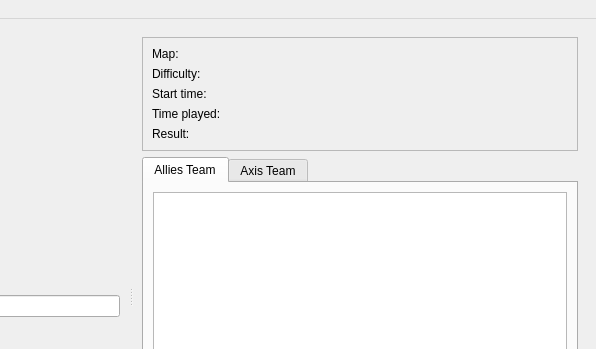
The window that mainwindow.ui (Sgambe33/WT-Plotter) describes before a commit, drawn with Qt 5; both pictures show x 304 to 900 and y 0 to 349 of the 900 by 600 pixel window.
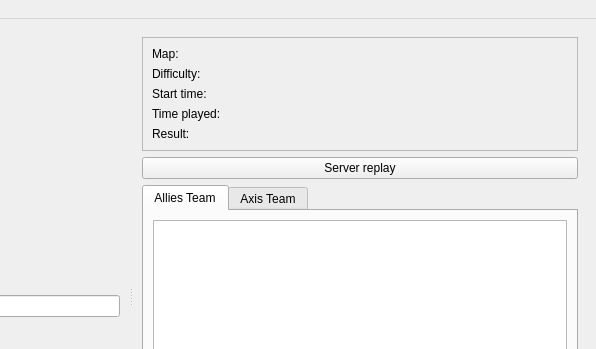
The same window after the commit. The open tabs and pages were chosen to show the change. Icons and pictures are not drawn. Custom widgets are drawn as their Qt base class.

Commit message: Added openserverreplay button

```diff
--- a/mainwindow.ui
+++ b/mainwindow.ui
@@ -212,6 +212,16 @@
            </layout>
           </widget>
          </item>
+         <item>
+          <widget class="QPushButton" name="openServerReplayButton">
+           <property name="text">
+            <string>Server replay</string>
+           </property>
+           <property name="icon">
+            <iconset theme="QIcon::ThemeIcon::WindowNew"/>
+           </property>
+          </widget>
+         </item>
          <item>
           <widget class="QTabWidget" name="tabWidget">
            <property name="currentIndex">
```
